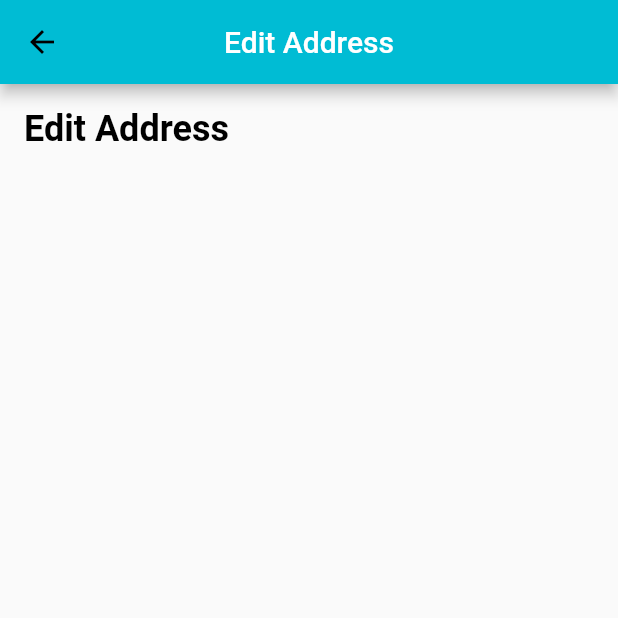
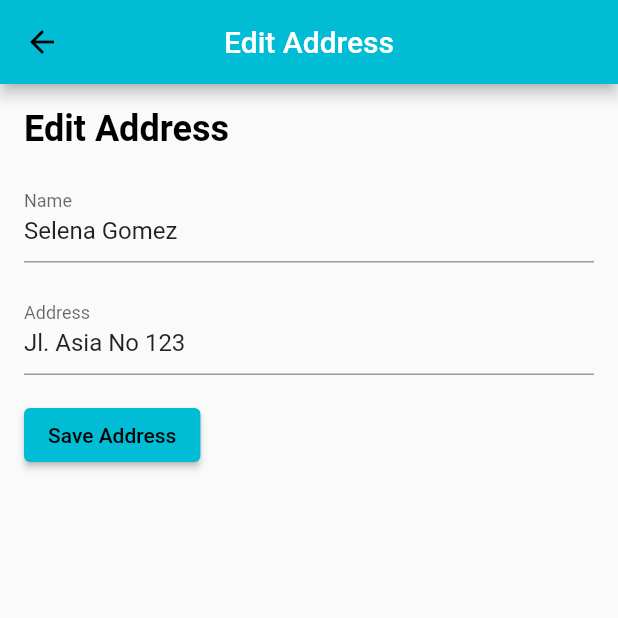
Before and after one commit to AlvynStane/JHA-food, a Flutter app: the Address screen opened directly, after a tap on the "edit" icon, on a phone screen of 412 x 824 dp, the top half of it. Run offline on Flutter 3.47's test engine with Material 2 defaults, Android fonts, the phone set to English and light mode, and no system bars; Roboto replaces fonts that are missing (Montserrat); project files that could hold a hidden picture were left out.

Commit message:
add edit saved address

```diff
--- a/lib/pages/main_page/profile/address.dart
+++ b/lib/pages/main_page/profile/address.dart
@@ -1,4 +1,3 @@
-import 'package:flutter/src/widgets/framework.dart';
 import 'package:flutter/material.dart';
 
 class Address extends StatefulWidget {
@@ -9,6 +8,12 @@ class Address extends StatefulWidget {
 }
 
 class _AddressState extends State<Address> {
+  List<AddressData> addresses = [
+    AddressData(name: 'Selena Gomez', address: 'Jl. Asia No 123'),
+    AddressData(name: 'Justin Bieber', address: 'Jl. Thamrin No 456'),
+    AddressData(name: 'Shawn Mendes', address: 'Jl. Sutomo No 789'),
+  ];
+
   @override
   Widget build(BuildContext context) {
     return Scaffold(
@@ -42,108 +47,17 @@ class _AddressState extends State<Address> {
             ),
             SizedBox(height: 16.0),
             Expanded(
-              child: ListView(
-                children: [
-                  Card(
-                    elevation: 5.0,
-                    shape: RoundedRectangleBorder(
-                      borderRadius: BorderRadius.circular(10.0),
-                    ),
-                    color: Colors.white,
-                    child: ListTile(
-                      title: Text(
-                        'Selena Gomez',
-                        style: TextStyle(
-                          fontWeight: FontWeight.bold,
-                          fontSize: 16.0,
-                          color: Colors.black,
-                        ),
-                      ),
-                      subtitle: Text(
-                        'Jl. Asia No 123',
-                        style: TextStyle(
-                          fontSize: 14.0,
-                          color: Colors.grey[600],
-                        ),
-                      ),
-                      trailing: IconButton(
-                        onPressed: () {
-                          _editAddress(context);
-                        },
-                        icon: Icon(
-                          Icons.edit,
-                          color: Colors.blue,
-                        ),
-                      ),
-                    ),
-                  ),
-                  Card(
-                    elevation: 5.0,
-                    shape: RoundedRectangleBorder(
-                      borderRadius: BorderRadius.circular(10.0),
-                    ),
-                    color: Colors.white,
-                    child: ListTile(
-                      title: Text(
-                        'Justin Bieber',
-                        style: TextStyle(
-                          fontWeight: FontWeight.bold,
-                          fontSize: 16.0,
-                          color: Colors.black,
-                        ),
-                      ),
-                      subtitle: Text(
-                        'Jl. Thamrin No 456',
-                        style: TextStyle(
-                          fontSize: 14.0,
-                          color: Colors.grey[600],
-                        ),
-                      ),
-                      trailing: IconButton(
-                        onPressed: () {
-                          _editAddress(context);
-                        },
-                        icon: Icon(
-                          Icons.edit,
-                          color: Colors.blue,
-                        ),
-                      ),
-                    ),
-                  ),
-                  Card(
-                    elevation: 5.0,
-                    shape: RoundedRectangleBorder(
-                      borderRadius: BorderRadius.circular(10.0),
-                    ),
-                    color: Colors.white,
-                    child: ListTile(
-                      title: Text(
-                        'Shawn Mendes',
-                        style: TextStyle(
-                          fontWeight: FontWeight.bold,
-                          fontSize: 16.0,
-                          color: Colors.black,
-                        ),
-                      ),
-                      subtitle: Text(
-                        'Jl. Sutomo No 789',
-                        style: TextStyle(
-                          fontSize: 14.0,
-                          color: Colors.grey[600],
-                        ),
-                      ),
-                      trailing: IconButton(
-                        onPressed: () {
-                          _editAddress(context);
-                        },
-                        icon: Icon(
-                          Icons.edit,
-                          color: Colors.blue,
-                        ),
-                      ),
-                    ),
-                  ),
-                ],
+              child: ListView.builder(
+                itemCount: addresses.length,
+                itemBuilder: (context, index) {
+                  final address = addresses[index];
+                  return AddressCard(
+                    address: address,
+                    onEdit: () {
+                      _editAddress(context, address);
+                    },
+                  );
+                },
               ),
             ),
           ],
@@ -152,17 +66,102 @@ class _AddressState extends State<Address> {
     );
   }
 
-  void _editAddress(BuildContext context) {
+  void _editAddress(BuildContext context, AddressData address) {
     Navigator.push(
       context,
       MaterialPageRoute(
-        builder: (context) => EditAddressScreen(),
+        builder: (context) => EditAddressScreen(address: address),
+      ),
+    ).then((editedAddress) {
+      if (editedAddress != null) {
+        setState(() {
+          address.name = editedAddress.name;
+          address.address = editedAddress.address;
+        });
+      }
+    });
+  }
+}
+
+class AddressData {
+  String name;
+  String address;
+
+  AddressData({required this.name, required this.address});
+}
+
+class AddressCard extends StatelessWidget {
+  final AddressData address;
+  final VoidCallback onEdit;
+
+  const AddressCard({
+    required this.address,
+    required this.onEdit,
+  });
+
+  @override
+  Widget build(BuildContext context) {
+    return Card(
+      elevation: 5.0,
+      shape: RoundedRectangleBorder(
+        borderRadius: BorderRadius.circular(10.0),
+      ),
+      color: Colors.white,
+      child: ListTile(
+        title: Text(
+          address.name,
+          style: TextStyle(
+            fontWeight: FontWeight.bold,
+            fontSize: 16.0,
+            color: Colors.black,
+          ),
+        ),
+        subtitle: Text(
+          address.address,
+          style: TextStyle(
+            fontSize: 14.0,
+            color: Colors.grey[600],
+          ),
+        ),
+        trailing: IconButton(
+          onPressed: onEdit,
+          icon: Icon(
+            Icons.edit,
+            color: Colors.blue,
+          ),
+        ),
       ),
     );
   }
 }
 
-class EditAddressScreen extends StatelessWidget {
+class EditAddressScreen extends StatefulWidget {
+  final AddressData address;
+
+  const EditAddressScreen({required this.address});
+
+  @override
+  _EditAddressScreenState createState() => _EditAddressScreenState();
+}
+
+class _EditAddressScreenState extends State<EditAddressScreen> {
+  late TextEditingController _nameController;
+  late TextEditingController _addressController;
+
+  @override
+  void initState() {
+    super.initState();
+    _nameController = TextEditingController(text: widget.address.name);
+    _addressController = TextEditingController(text: widget.address.address);
+  }
+
+  @override
+  void dispose() {
+    _nameController.dispose();
+    _addressController.dispose();
+    super.dispose();
+  }
+
   @override
   Widget build(BuildContext context) {
     return Scaffold(
@@ -187,6 +186,34 @@ class EditAddressScreen extends StatelessWidget {
               ),
             ),
             SizedBox(height: 16.0),
+            TextFormField(
+              controller: _nameController,
+              decoration: InputDecoration(
+                labelText: 'Name',
+              ),
+            ),
+            SizedBox(height: 16.0),
+            TextFormField(
+              controller: _addressController,
+              decoration: InputDecoration(
+                labelText: 'Address',
+              ),
+            ),
+            SizedBox(height: 16.0),
+            ElevatedButton(
+              onPressed: () {
+                String editedName = _nameController.text;
+                String editedAddress = _addressController.text;
+
+                AddressData editedData = AddressData(
+                  name: editedName,
+                  address: editedAddress,
+                );
+
+                Navigator.pop(context, editedData);
+              },
+              child: Text('Save Address'),
+            ),
           ],
         ),
       ),
```
